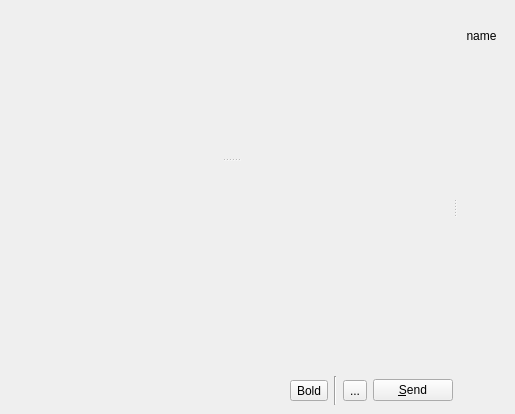
Old version of the form widgets/chatwidget.ui in the repository xmpp-graveyard/jabbim.
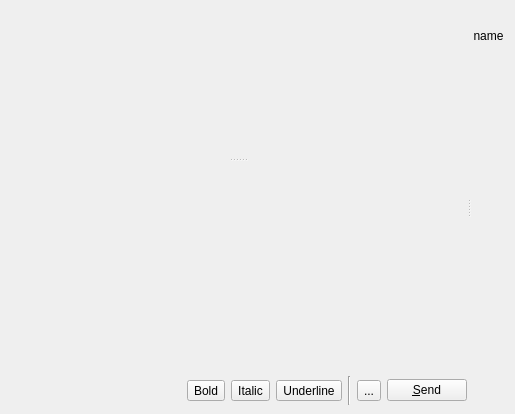
New version of the form. Icons and pictures are not drawn.

Commit message: xhtml-im -> italic and underline font

The edit to the form file:
```diff
--- a/widgets/chatwidget.ui
+++ b/widgets/chatwidget.ui
@@ -122,6 +122,44 @@
             </property>
            </widget>
           </item>
+          <item>
+           <widget class="QToolButton" name="italicButton" >
+            <property name="focusPolicy" >
+             <enum>Qt::NoFocus</enum>
+            </property>
+            <property name="text" >
+             <string>Italic</string>
+            </property>
+            <property name="icon" >
+             <iconset>images/16x16/actions/format-text-italic.png</iconset>
+            </property>
+            <property name="checkable" >
+             <bool>true</bool>
+            </property>
+            <property name="toolButtonStyle" >
+             <enum>Qt::ToolButtonIconOnly</enum>
+            </property>
+           </widget>
+          </item>
+          <item>
+           <widget class="QToolButton" name="underlineButton" >
+            <property name="focusPolicy" >
+             <enum>Qt::NoFocus</enum>
+            </property>
+            <property name="text" >
+             <string>Underline</string>
+            </property>
+            <property name="icon" >
+             <iconset>images/16x16/actions/format-text-underline.png</iconset>
+            </property>
+            <property name="checkable" >
+             <bool>true</bool>
+            </property>
+            <property name="toolButtonStyle" >
+             <enum>Qt::ToolButtonIconOnly</enum>
+            </property>
+           </widget>
+          </item>
           <item>
            <widget class="Line" name="line" >
             <property name="orientation" >
```
The commit also changes 2 other files.
